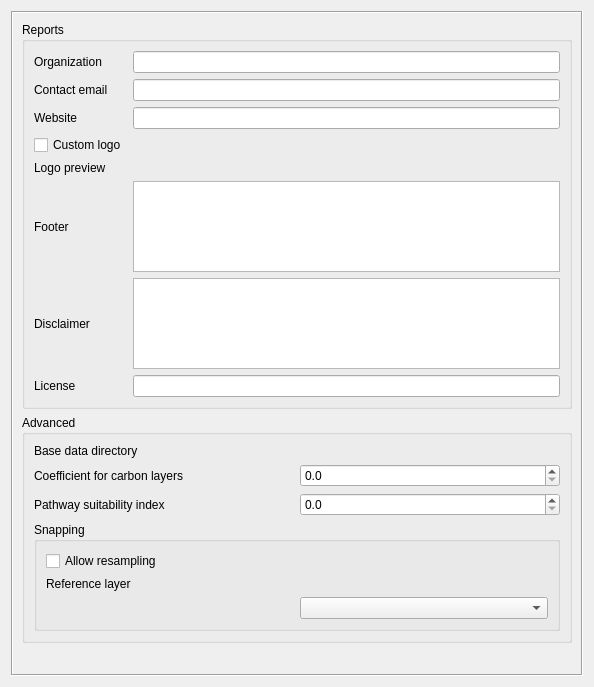
Above: src/cplus_plugin/ui/qgis_settings.ui from ConservationInternational/cplus-plugin before the change. Below: the same form after it.
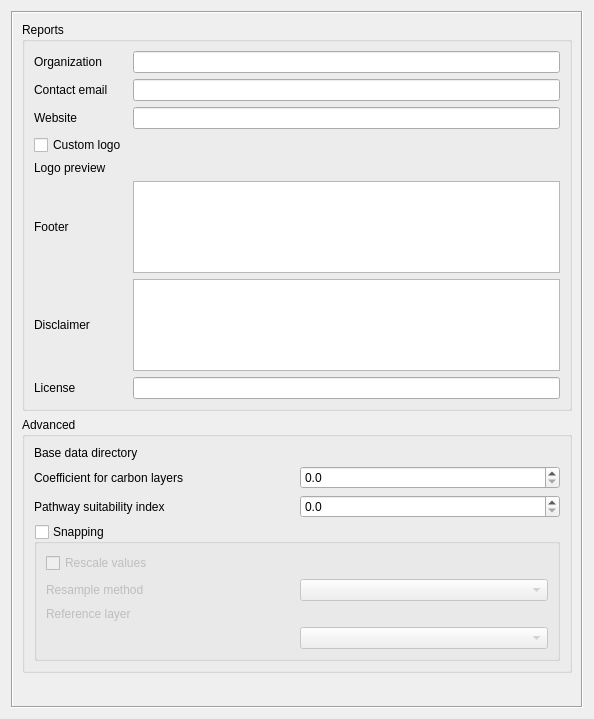
That is the form after the change. Custom widgets are drawn as their Qt base class.

```diff
--- a/src/cplus_plugin/ui/qgis_settings.ui
+++ b/src/cplus_plugin/ui/qgis_settings.ui
@@ -10,7 +10,7 @@
     <x>0</x>
     <y>0</y>
     <width>594</width>
-    <height>687</height>
+    <height>719</height>
    </rect>
   </property>
   <property name="minimumSize">
@@ -37,7 +37,7 @@
         <x>0</x>
         <y>0</y>
         <width>572</width>
-        <height>665</height>
+        <height>697</height>
        </rect>
       </property>
       <layout class="QVBoxLayout" name="verticalLayout_5">
@@ -235,14 +235,34 @@
             <property name="title">
              <string>Snapping</string>
             </property>
+            <property name="checkable">
+             <bool>true</bool>
+            </property>
+            <property name="checked">
+             <bool>false</bool>
+            </property>
             <layout class="QVBoxLayout" name="verticalLayout">
              <item>
               <widget class="QCheckBox" name="resample_values">
                <property name="text">
-                <string>Allow resampling</string>
+                <string>Rescale values</string>
                </property>
               </widget>
              </item>
+             <item>
+              <layout class="QHBoxLayout" name="horizontalLayout_2">
+               <item>
+                <widget class="QLabel" name="resample_method">
+                 <property name="text">
+                  <string>Resample method</string>
+                 </property>
+                </widget>
+               </item>
+               <item>
+                <widget class="QComboBox" name="resample_method_box"/>
+               </item>
+              </layout>
+             </item>
              <item>
               <widget class="QLabel" name="reference_layer_label">
                <property name="text">
```
Left out of the diff: 2 changed lines with no effect on the pictures.
